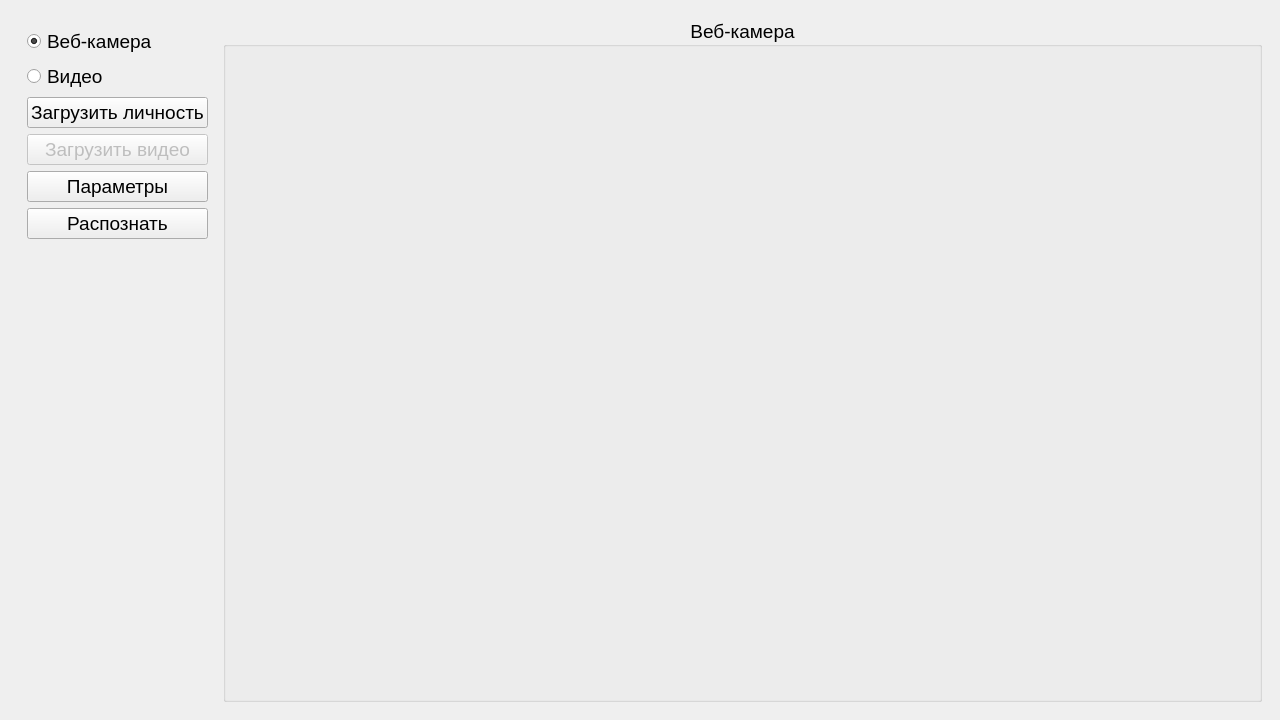
First picture: the form in src/view/main_window_ui.ui, repository tech-veteran71/Face-Recognition, before the edit.
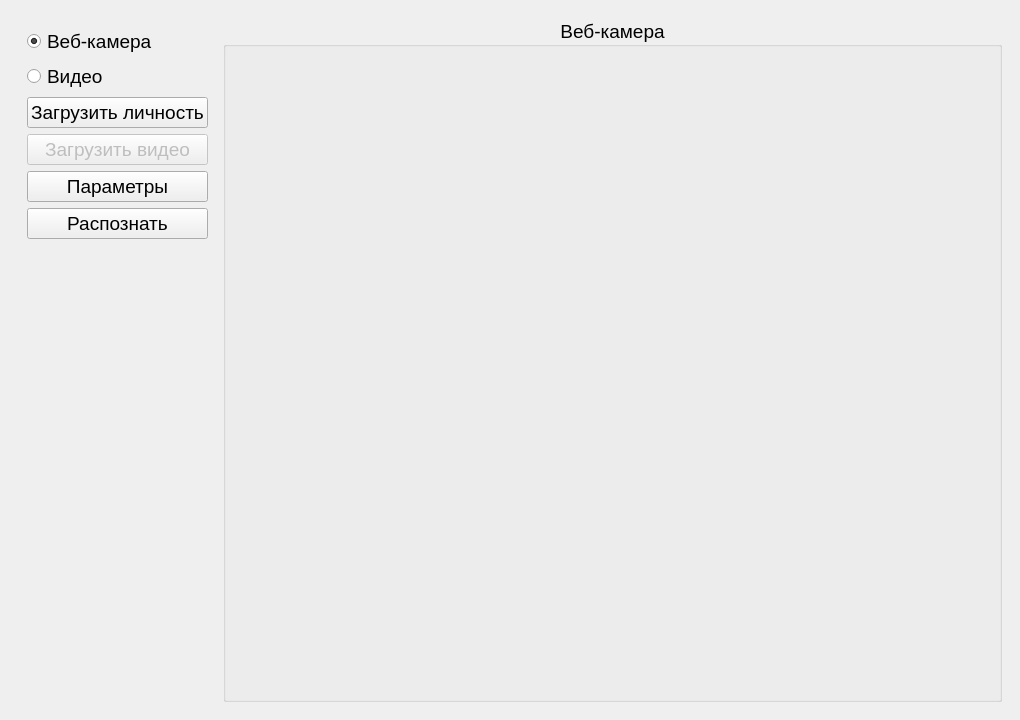
Second picture: the form after the edit.

What changed in the file:
```diff
--- a/src/view/main_window_ui.ui
+++ b/src/view/main_window_ui.ui
@@ -6,7 +6,7 @@
    <rect>
     <x>0</x>
     <y>0</y>
-    <width>1280</width>
+    <width>1020</width>
     <height>720</height>
    </rect>
   </property>
@@ -175,6 +175,9 @@
             <property name="text">
              <string/>
             </property>
+            <property name="wordWrap">
+             <bool>false</bool>
+            </property>
            </widget>
           </item>
          </layout>
```
Left out of the diff: 2 changed lines with no effect on the pictures.
